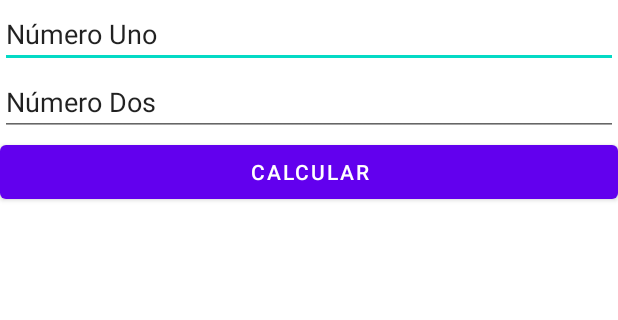
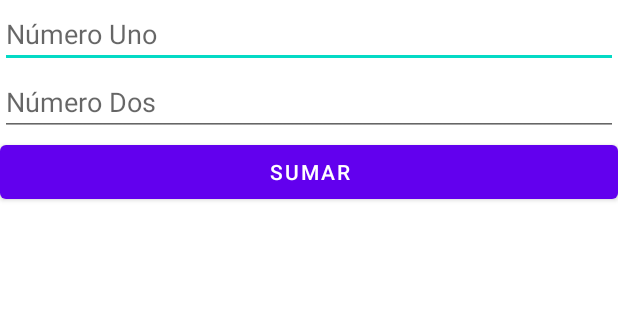
Before and after one commit to michaeltb9624/Calculadora, an Android app: the screen it shows after launch (MainActivity), on a phone screen of 412 x 824 dp, the part 133-453 px from its top. Run offline under Robolectric (Android 15) with nearby library versions, the phone set to English and light mode, and no system bars.

Commit message:
suma de dos numeros

```diff
--- a/app/src/main/java/com/example/calculadora/MainActivity.java
+++ b/app/src/main/java/com/example/calculadora/MainActivity.java
@@ -3,12 +3,31 @@ package com.example.calculadora;
 import androidx.appcompat.app.AppCompatActivity;
 
 import android.os.Bundle;
+import android.view.View;
+import android.widget.EditText;
+import android.widget.TextView;
 
 public class MainActivity extends AppCompatActivity {
+
+    private EditText num1,num2;
+    private TextView resultado;
 
     @Override
     protected void onCreate(Bundle savedInstanceState) {
         super.onCreate(savedInstanceState);
         setContentView(R.layout.activity_main);
+        num1 = findViewById(R.id.txtNumeroUno);
+        num2 = findViewById(R.id.txtNumeroDos);
+        resultado = findViewById(R.id.lblResultado);
+    }
+
+    public void calcular(View v){
+        double n1, n2, suma;
+
+        n1 = Double.parseDouble(num1.getText().toString());
+        n2 = Double.parseDouble(num2.getText().toString());
+        suma = n1+n2;
+        resultado.setText(""+suma);
+        //resultado.setText(String.valueOf(suma));
     }
 }
--- a/app/src/main/res/layout/activity_main.xml
+++ b/app/src/main/res/layout/activity_main.xml
@@ -22,8 +22,7 @@
         android:layout_height="wrap_content"
         android:ems="10"
         android:hint="@string/numero_uno"
-        android:inputType="textPersonName"
-        android:text="@string/numero_uno" />
+        android:inputType="textPersonName" />
 
     <EditText
         android:id="@+id/txtNumeroDos"
@@ -31,13 +30,13 @@
         android:layout_height="wrap_content"
         android:ems="10"
         android:hint="@string/numero_dos"
-        android:inputType="textPersonName"
-        android:text="@string/numero_dos" />
+        android:inputType="textPersonName" />
 
     <Button
         android:id="@+id/btnCalcular"
         android:layout_width="match_parent"
         android:layout_height="wrap_content"
+        android:onClick="calcular"
         android:text="@string/calcular" />
 
     <TextView
--- a/app/src/main/res/values/strings.xml
+++ b/app/src/main/res/values/strings.xml
@@ -3,5 +3,5 @@
     <string name="titulo">CALCULADORA</string>
     <string name="numero_uno">Número Uno</string>
     <string name="numero_dos">Número Dos</string>
-    <string name="calcular">Calcular</string>
+    <string name="calcular">Sumar</string>
 </resources>
```
Also changed, not shown: 1 other file.
